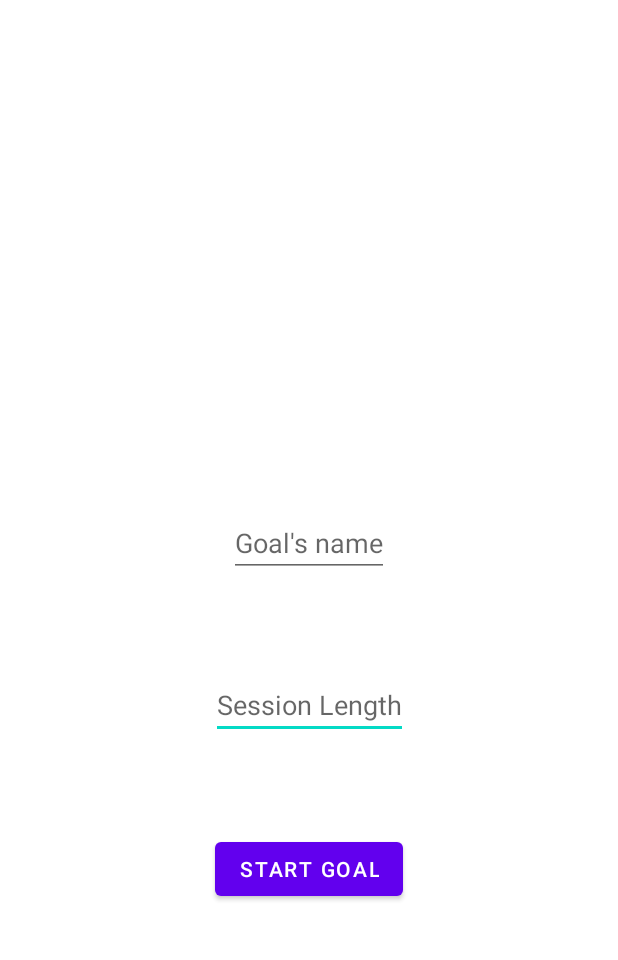
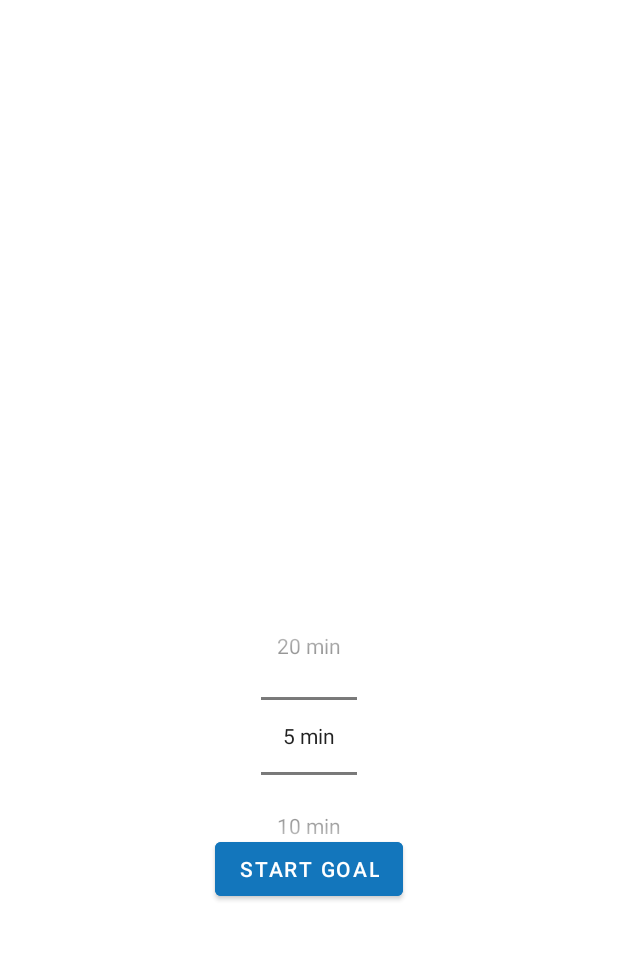
Before and after one commit to zapbroob99/Focus-Timer, an Android app: the MainActivity screen opened directly, with no data from a screen before it, after a tap on "SET A GOAL", on a phone screen of 412 x 824 dp, the part 75-1035 px from its top. Run offline under Robolectric (Android 15) with nearby library versions, the phone set to English and light mode, and no system bars.

Commit message:
added progressbar as timer, added NumberPicker

```diff
--- a/app/src/main/java/com/example/focustimer/MainActivity.java
+++ b/app/src/main/java/com/example/focustimer/MainActivity.java
@@ -9,12 +9,14 @@ import android.view.View;
 import android.widget.Button;
 import android.os.Bundle;
 import android.widget.EditText;
+import android.widget.NumberPicker;
+import android.widget.ProgressBar;
+import android.widget.RelativeLayout;
 import android.widget.TextView;
 import android.widget.Toast;
 import android.media.MediaPlayer;
 
 public class MainActivity extends AppCompatActivity {
-    TextView mTimerTextView; //variable for the timer
     MediaPlayer mMediaPlayer;
     Handler mHandler;
     private int mTimerValue = 0;
@@ -24,6 +26,10 @@ public class MainActivity extends AppCompatActivity {
     Button inputAcceptBtn;
     EditText setGoalEdtText;
     EditText setGoalDurationEdtText;
+    ProgressBar mProgressBar;
+    TextView progressText;
+    RelativeLayout rl;
+    NumberPicker durationPicker;
 
     @Override
     protected void onCreate(Bundle savedInstanceState) {
@@ -36,7 +42,8 @@ public class MainActivity extends AppCompatActivity {
 
 
         //ASSIGNING TIMER ELEMENTS
-        mTimerTextView=findViewById(R.id.tvTimer);
+         rl = findViewById(R.id.relativeProgressBar);
+        mProgressBar = findViewById(R.id.progressBar);
         mHandler=new Handler();
 
 
@@ -44,8 +51,12 @@ public class MainActivity extends AppCompatActivity {
             //set goal button
             @Override
             public void onClick(View v) {
+                durationPicker = findViewById(R.id.duration_picker);
+                durationPicker.setMinValue(1);
+                durationPicker.setMaxValue(4);
+                durationPicker.setDisplayedValues(new String[] {"5 min", "10 min","15 min","20 min",});
                 setGoalInputScreen();
-
+                //TODO set custom numbers
             }
         });
         inputAcceptBtn=findViewById(R.id.btInputAccept);
@@ -57,14 +68,16 @@ public class MainActivity extends AppCompatActivity {
         });
     }
     private void getGoal(){
+
+
         EditText firstInputEditText = findViewById(R.id.edtGoalName);
         String firstInput = firstInputEditText.getText().toString(); //this will hold the goal's
         // name when user enters
         EditText secondInputEditText= findViewById(R.id.edtGoalDuration);
         String secondUserInput = secondInputEditText.getText().toString();
-        int secondInput = Integer.parseInt(secondUserInput);
-        mTargetTime=secondInput;
-        mTimerTextView.setText(firstInput.toString());
+        //int secondInput = Integer.parseInt(secondUserInput);
+        //mTargetTime=secondInput;
+        mTargetTime=adjustNumberPicker(durationPicker)*60;
         mMediaPlayer = MediaPlayer.create(MainActivity.this, R.raw.beep);
         setTimerScreen();
         startTimer();
@@ -74,22 +87,27 @@ public class MainActivity extends AppCompatActivity {
     private void setNoGoalScreen(){
         setGoalButton.setVisibility(View.VISIBLE);
         setGoalWarning.setVisibility(View.VISIBLE);
-        mTimerTextView.setVisibility(View.GONE);
+        rl.setVisibility(View.GONE);
+
     }
     private void setTimerScreen(){
-        mTimerTextView.setVisibility(View.VISIBLE);
+        rl.setVisibility(View.VISIBLE);
         inputAcceptBtn.setVisibility(View.GONE);
         setGoalEdtText.setVisibility(View.GONE);
         setGoalDurationEdtText.setVisibility(View.GONE);
+        durationPicker.setVisibility(View.GONE);
+
     }
     private void setGoalInputScreen(){
+        durationPicker.setVisibility(View.VISIBLE);
         setGoalButton.setVisibility(View.GONE);
         setGoalWarning.setVisibility(View.GONE);
         setGoalDurationEdtText=findViewById(R.id.edtGoalDuration);
-        setGoalDurationEdtText.setVisibility(View.VISIBLE);
+        //setGoalDurationEdtText.setVisibility(View.VISIBLE);
         inputAcceptBtn.setVisibility(View.VISIBLE);
         setGoalEdtText=findViewById(R.id.edtGoalName);
-        setGoalEdtText.setVisibility(View.VISIBLE);
+
+
 
     }
     private void startTimer(){
@@ -115,7 +133,11 @@ public class MainActivity extends AppCompatActivity {
         int minutes = mTimerValue / 60;
         int seconds = mTimerValue % 60;
         String timeString = String.format("%d:%02d", minutes, seconds);
-        mTimerTextView.setText(timeString);
+        progressText=findViewById(R.id.progressText);
+        progressText.setText(""+timeString);
+        int progress = (int) (((float) mTimerValue / (float) mTargetTime) * 100);
+        mProgressBar.setProgress(progress);
+
     }
     @Override
     protected void onStop() {
@@ -124,4 +146,19 @@ public class MainActivity extends AppCompatActivity {
         mHandler.removeCallbacksAndMessages(null);
 
     }
+    private int adjustNumberPicker(NumberPicker picker){
+        switch (picker.getValue()){
+            case 1:
+                return 5;
+            case 2:
+                return 10;
+            case 3:
+                return 15;
+            case 4:
+                return 20;
+            // add more cases as needed
+            default:
+                return 0;
+        }
+    }
 }
--- /dev/null
+++ b/app/src/main/res/drawable/circular_progress_bar.xml
@@ -0,0 +1,21 @@
+<?xml version="1.0" encoding="utf-8"?>
+<rotate
+    xmlns:android="http://schemas.android.com/apk/res/android"
+    android:fromDegrees="270"
+    android:toDegrees="270">
+
+    <!--styling the progress bar-->
+    <shape
+        android:innerRadiusRatio="2.5"
+        android:shape="ring"
+        android:thickness="8dp"
+        android:useLevel="true">
+        <gradient
+            android:angle="0"
+            android:endColor="#1376bc"
+            android:startColor="#A020F0"
+            android:type="sweep"
+            android:useLevel="false" />
+    </shape>
+
+</rotate>
--- /dev/null
+++ b/app/src/main/res/drawable/circular_shape.xml
@@ -0,0 +1,9 @@
+<?xml version="1.0" encoding="utf-8"?>
+<shape
+    xmlns:android="http://schemas.android.com/apk/res/android"
+    android:innerRadiusRatio="2.5"
+    android:shape="ring"
+    android:thickness="3dp"
+    android:useLevel="false">
+    <solid android:color="@color/black" />
+</shape>
--- a/app/src/main/res/layout/activity_main.xml
+++ b/app/src/main/res/layout/activity_main.xml
@@ -7,11 +7,11 @@
     tools:context=".MainActivity">
 
     <androidx.appcompat.widget.Toolbar
+        android:id="@+id/toolbar"
         android:layout_width="match_parent"
         android:layout_height="50dp"
         android:background="@drawable/gradient"
         app:layout_constraintStart_toStartOf="parent">
-
 
 
         <TextView
@@ -81,6 +81,9 @@
         app:layout_constraintStart_toStartOf="parent"
         app:layout_constraintTop_toBottomOf="@+id/imageView" />
 
+
+
+
     <EditText
         android:id="@+id/edtGoalDuration"
         android:layout_width="wrap_content"
@@ -91,8 +94,19 @@
         app:layout_constraintEnd_toEndOf="parent"
         app:layout_constraintStart_toStartOf="parent"
         app:layout_constraintTop_toBottomOf="@+id/edtGoalName" />
+    <NumberPicker
+        android:visibility="gone"
+        android:outlineAmbientShadowColor="@color/black"
+        android:id="@+id/duration_picker"
+        android:layout_width="wrap_content"
+        android:layout_height="wrap_content"
+        android:layout_marginTop="16dp"
+        app:layout_constraintTop_toBottomOf="@id/edtGoalName"
+        app:layout_constraintStart_toStartOf="parent"
+        app:layout_constraintEnd_toEndOf="parent"/>
 
     <Button
+        android:backgroundTint="#1376bc"
         android:id="@+id/btInputAccept"
         android:layout_width="wrap_content"
         android:layout_height="wrap_content"
@@ -103,16 +117,44 @@
         app:layout_constraintStart_toStartOf="parent"
         app:layout_constraintTop_toBottomOf="@+id/edtGoalName" />
 
-    <TextView
-        android:id="@+id/tvTimer"
-        android:layout_width="wrap_content"
-        android:layout_height="wrap_content"
-        android:text=" "
-        android:visibility="gone"
+
+    <RelativeLayout
+        android:id="@+id/relativeProgressBar"
+        android:layout_width="200dp"
+        android:layout_height="200dp"
+        android:layout_margin="100dp"
+        android:visibility="invisible"
         app:layout_constraintBottom_toBottomOf="parent"
         app:layout_constraintEnd_toEndOf="parent"
         app:layout_constraintStart_toStartOf="parent"
-        app:layout_constraintTop_toBottomOf="@+id/imageView" />
+        app:layout_constraintTop_toBottomOf="@+id/toolbar">
+
+        <ProgressBar
+            android:id="@+id/progressBar"
+            style="?android:attr/progressBarStyleHorizontal"
+            android:layout_width="match_parent"
+            android:layout_height="match_parent"
+            android:background="@drawable/circular_shape"
+            android:indeterminate="false"
+            android:progressDrawable="@drawable/circular_progress_bar"
+            android:textAlignment="center" />
+
+        <TextView
+
+            android:id="@+id/progressText"
+            android:layout_width="wrap_content"
+            android:layout_height="wrap_content"
+            android:layout_alignParentLeft="true"
+            android:layout_alignParentRight="true"
+            android:layout_centerVertical="true"
+            android:gravity="center"
+            android:text="---"
+            android:textColor="@color/black"
+            android:textSize="28sp"
+            android:textStyle="bold" />
+
+    </RelativeLayout>
+
 
     <TextView
         android:id="@+id/id_txt_setGoal"
```
